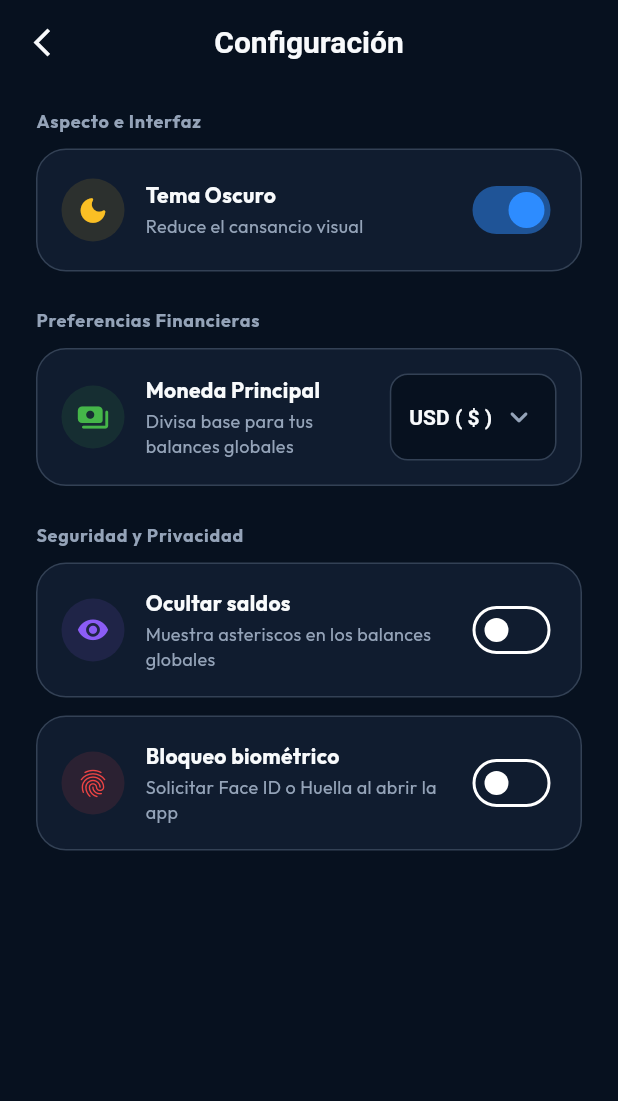
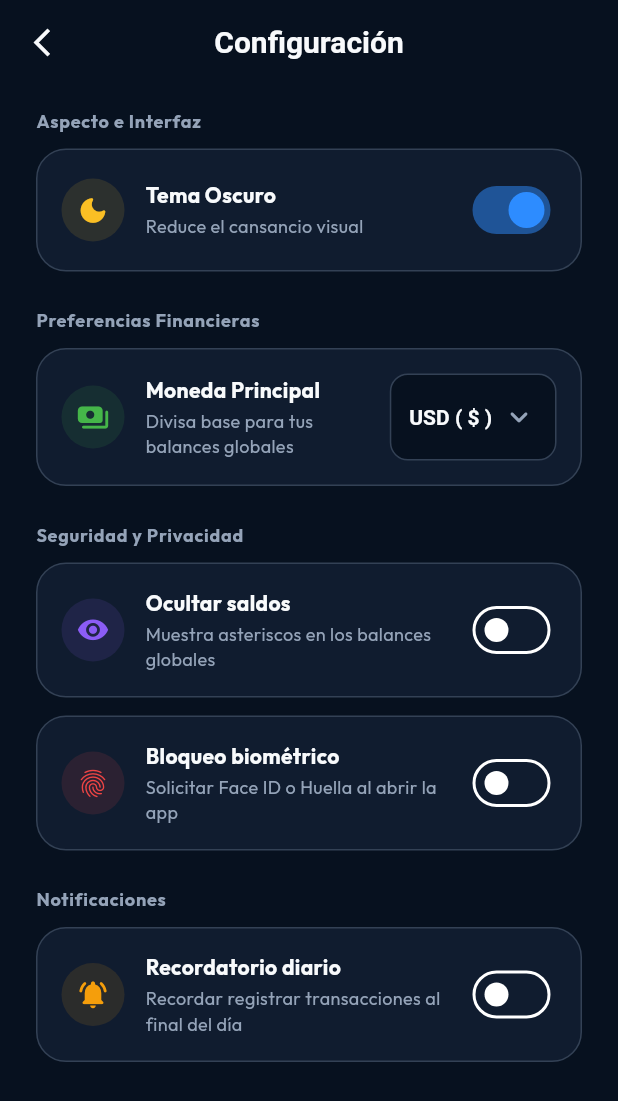
Before and after one commit to AlexM505/Nica-Balance, a Flutter app: the screen it shows after launch, after a tap on "Saltar", after a tap on the "settings suggest" icon, on a phone screen of 412 x 824 dp. Shown: the top 1101 px of the screen. Run offline on Flutter 3.47's test engine with Material 3 defaults, Android fonts, the phone set to English and light mode, and no system bars; our stand-ins replace fl_chart, flutter_local_notifications, flutter_native_splash, google_fonts, local_auth, objectbox and 3 more; generated files the repository leaves out were written again.

Commit message:
Feat: implement daily reminder notification

```diff
--- /dev/null
+++ b/lib/core/services/notification_service.dart
@@ -0,0 +1,88 @@
+import 'package:flutter_local_notifications/flutter_local_notifications.dart';
+import 'package:timezone/data/latest_all.dart' as tz;
+import 'package:timezone/timezone.dart' as tz;
+
+class NotificationService {
+  static final FlutterLocalNotificationsPlugin _notificationsPlugin = FlutterLocalNotificationsPlugin();
+
+  /// Inicializa los ajustes de notificación para Android e iOS
+  static Future<void> init() async {
+    tz.initializeTimeZones();
+    tz.setLocalLocation(tz.getLocation('America/Managua'));
+
+    const AndroidInitializationSettings initializationSettingsAndroid =
+        AndroidInitializationSettings('@mipmap/ic_launcher');
+
+    const DarwinInitializationSettings initializationSettingsIOS =
+        DarwinInitializationSettings(
+          requestAlertPermission: true,
+          requestBadgePermission: true,
+          requestSoundPermission: true,
+        );
+
+    const InitializationSettings initializationSettings =
+        InitializationSettings(
+          android: initializationSettingsAndroid,
+          iOS: initializationSettingsIOS,
+        );
+
+    await _notificationsPlugin.initialize( settings: initializationSettings);
+
+    const AndroidNotificationChannel channel = AndroidNotificationChannel(
+      'daily_reminder_channel',
+      'Recordatorios Diarios',
+      description: 'Canal para recordar registrar los gastos diarios',
+      importance: Importance.max,
+      playSound: true,
+      enableVibration: true,
+      showBadge: true,
+    );
+
+    await _notificationsPlugin
+        .resolvePlatformSpecificImplementation<
+          AndroidFlutterLocalNotificationsPlugin
+        >()
+        ?.createNotificationChannel(channel);
+  }
+
+  /// Programa una notificación que se repetirá todos los días a una hora específica
+  static Future<void> scheduleDailyReminder({required int hour, required int minute}) async {
+    await cancelDailyReminder();
+
+    const AndroidNotificationDetails androidDetails = AndroidNotificationDetails(
+      'daily_reminder_channel',
+      'Recordatorios Diarios',
+      channelDescription: 'Canal para recordar registrar los gastos diarios',
+      importance: Importance.max,
+      priority: Priority.high,
+    );
+
+    const NotificationDetails notificationDetails = NotificationDetails(android: androidDetails);
+
+    await _notificationsPlugin.zonedSchedule(
+      id: 100,
+      title: '¿Olvidaste registrar tus gastos?',
+      body: 'Mantén tus finanzas al día. Te toma menos de un minuto registrar tus movimientos de hoy.',
+      scheduledDate: _nextInstanceOfTime(hour, minute),
+      notificationDetails: notificationDetails,
+      androidScheduleMode: AndroidScheduleMode.exactAllowWhileIdle,
+      matchDateTimeComponents: DateTimeComponents.time,
+    );
+  }
+
+  /// Cancela de forma definitiva el recordatorio diario
+  static Future<void> cancelDailyReminder() async {
+    await _notificationsPlugin.cancel(id:100);
+  }
+
+  /// Calcula la próxima ocurrencia exacta de la hora solicitada
+  static tz.TZDateTime _nextInstanceOfTime(int hour, int minute) {
+    final tz.TZDateTime now = tz.TZDateTime.now(tz.local);
+    tz.TZDateTime scheduledDate = tz.TZDateTime(tz.local, now.year, now.month, now.day, hour, minute);
+
+    if (scheduledDate.isBefore(now)) {
+      scheduledDate = scheduledDate.add(const Duration(days: 1));
+    }
+    return scheduledDate;
+  }
+}
--- a/lib/main.dart
+++ b/lib/main.dart
@@ -1,5 +1,6 @@
 import 'package:flutter/material.dart';
 import 'package:flutter_native_splash/flutter_native_splash.dart';
+import 'package:nica_balance/core/services/notification_service.dart';
 import 'package:nica_balance/core/theme/app_theme.dart';
 import 'package:nica_balance/data/repositories/debt_repository.dart';
 import 'package:nica_balance/data/repositories/goal_repository.dart';
@@ -25,6 +26,8 @@ void main() async {
   // WidgetsFlutterBinding.ensureInitialized();
   WidgetsBinding widgetsBinding = WidgetsFlutterBinding.ensureInitialized();
   FlutterNativeSplash.preserve(widgetsBinding: widgetsBinding);
+
+  await NotificationService.init();
 
   final prefs = await SharedPreferences.getInstance();
   final bool showOnboarding = prefs.getBool('show_onboarding') ?? true;
--- a/lib/presentation/home/views/main_navigation_screen.dart
+++ b/lib/presentation/home/views/main_navigation_screen.dart
@@ -8,6 +8,7 @@ import 'package:nica_balance/presentation/goals/views/goals_list_view.dart';
 import 'package:nica_balance/presentation/home/views/home_dashboard_view.dart';
 import 'package:nica_balance/presentation/income/views/income_form_screen.dart';
 import 'package:nica_balance/presentation/settings/viewmodels/preferences_viewmodel.dart';
+import 'package:permission_handler/permission_handler.dart';
 import 'package:provider/provider.dart';
 import '../../expenses/views/expense_form_screen.dart';
 
@@ -46,6 +47,29 @@ class _MainNavigationScreenState extends State<MainNavigationScreen> with Widget
     final prefsVM = context.read<PreferencesViewModel>();
     if (prefsVM.biometricAuth) {
       _isAuthenticated = false;
+    }
+
+    _requestNotificationPermission();
+  }
+
+  Future<void> _requestNotificationPermission() async {
+    var status = await Permission.notification.status;
+    if (status.isDenied || status.isPermanentlyDenied) {
+      final newStatus = await Permission.notification.request();
+      if (newStatus.isGranted) {
+        debugPrint('Permiso de notificación concedido.');
+      } else if (newStatus.isDenied) {
+        debugPrint('Permiso de notificación denegado.');
+      } else if (newStatus.isPermanentlyDenied) {
+        debugPrint(
+          'Permiso de notificación denegado permanentemente. Abrir configuración.',
+        );
+        openAppSettings();
+      }
+    } else {
+      debugPrint(
+        'Permiso de notificación ya concedido o restringido.',
+      );
     }
   }
 
--- a/lib/presentation/settings/viewmodels/preferences_viewmodel.dart
+++ b/lib/presentation/settings/viewmodels/preferences_viewmodel.dart
@@ -1,4 +1,5 @@
 import 'package:flutter/material.dart';
+import 'package:nica_balance/core/services/notification_service.dart';
 import 'package:shared_preferences/shared_preferences.dart';
 
 enum AppCurrency {
@@ -19,7 +20,6 @@ class PreferencesViewModel extends ChangeNotifier {
   ThemeMode get themeMode => _themeMode;
   AppCurrency get selectedCurrency => _selectedCurrency;
 
-  // Shortcuts de utilidad global para tus vistas
   String get currencySymbol => _selectedCurrency.symbol;
   String get currencyCode => _selectedCurrency.code;
 
@@ -30,7 +30,7 @@ class PreferencesViewModel extends ChangeNotifier {
 
   bool get hideBalances => _hideBalances;
   bool get biometricAuth => _biometricAuth;
-  bool get isAuthenticating => _isAuthenticating; // Getter público
+  bool get isAuthenticating => _isAuthenticating;
 
   PreferencesViewModel() {
     _loadPreferences();
@@ -51,6 +51,12 @@ class PreferencesViewModel extends ChangeNotifier {
     // Cargar Configuraciones de Seguridad
     _hideBalances = prefs.getBool('security_hide_balances') ?? false;
     _biometricAuth = prefs.getBool('security_biometric_auth') ?? false;
+
+    // 1. Carga los valores dentro de tu método existente _loadPreferences():
+    _dailyReminder = prefs.getBool('security_daily_reminder') ?? false;
+    _reminderHour = prefs.getInt('security_reminder_hour') ?? 20;
+    _reminderMinute = prefs.getInt('security_reminder_minute') ?? 0;
+
 
     notifyListeners();
   }
@@ -91,4 +97,47 @@ class PreferencesViewModel extends ChangeNotifier {
     _isAuthenticating = value;
     notifyListeners();
   }
+
+  //Notification flow
+  bool _dailyReminder = false;
+  int _reminderHour = 20; // 8 PM por defecto
+  int _reminderMinute = 0;
+
+  bool get dailyReminder => _dailyReminder;
+  int get reminderHour => _reminderHour;
+  int get reminderMinute => _reminderMinute;
+
+  String get formattedReminderTime {
+    final String hourStr = _reminderHour.toString().padLeft(2, '0');
+    final String minuteStr = _reminderMinute.toString().padLeft(2, '0');
+    return '$hourStr:$minuteStr';
+  }
+
+  Future<void> toggleDailyReminder(bool value) async {
+    _dailyReminder = value;
+    notifyListeners();
+
+    final prefs = await SharedPreferences.getInstance();
+    await prefs.setBool('security_daily_reminder', value);
+
+    if (value) {
+      await NotificationService.scheduleDailyReminder(hour: _reminderHour, minute: _reminderMinute);
+    } else {
+      await NotificationService.cancelDailyReminder();
+    }
+  }
+
+  Future<void> updateReminderTime(int hour, int minute) async {
+    _reminderHour = hour;
+    _reminderMinute = minute;
+    notifyListeners();
+
+    final prefs = await SharedPreferences.getInstance();
+    await prefs.setInt('security_reminder_hour', hour);
+    await prefs.setInt('security_reminder_minute', minute);
+
+    if (_dailyReminder) {
+      await NotificationService.scheduleDailyReminder(hour: hour, minute: minute);
+    }
+  }
 }
--- a/lib/presentation/settings/views/settings_screen.dart
+++ b/lib/presentation/settings/views/settings_screen.dart
@@ -125,6 +125,72 @@ class SettingsScreen extends StatelessWidget {
               },
             ),
           ),
+
+          // ─── SECCIÓN: NOTIFICACIONES ───
+          const SizedBox(height: 24),
+          const Text(
+            'Notificaciones',
+            style: TextStyle(color: AppTheme.textSecondary, fontSize: 12, fontWeight: FontWeight.bold, letterSpacing: 0.5),
+          ),
+          const SizedBox(height: 10),
+          _buildSettingsTile(
+            context,
+            icon: Icons.notifications_active_rounded,
+            iconColor: const Color(0xFFF59E0B),
+            title: 'Recordatorio diario',
+            subtitle: 'Recordar registrar transacciones al final del día',
+            trailing: Switch.adaptive(
+              value: prefsVM.dailyReminder,
+              activeThumbColor: AppTheme.primaryColor,
+              onChanged: (bool newValue) async {
+                await prefsVM.toggleDailyReminder(newValue);
+              },
+            ),
+          ),
+
+          // Si está encendido, mostramos la opción para cambiar la hora de forma dinámica
+          if (prefsVM.dailyReminder)
+            Padding(
+              padding: const EdgeInsets.only(left: 16.0, right: 16.0, bottom: 8.0),
+              child: InkWell(
+                onTap: () async {
+                  final TimeOfDay? pickedTime = await showTimePicker(
+                    context: context,
+                    initialTime: TimeOfDay(hour: prefsVM.reminderHour, minute: prefsVM.reminderMinute),
+                  );
+                  if (pickedTime != null) {
+                    await prefsVM.updateReminderTime(pickedTime.hour, pickedTime.minute);
+                  }
+                },
+                child: Container(
+                  padding: const EdgeInsets.symmetric(horizontal: 16, vertical: 12),
+                  decoration: BoxDecoration(
+                    color: AppTheme.getSurfaceColor(context).withValues(alpha: 0.5),
+                    borderRadius: BorderRadius.circular(12),
+                    border: Border.all(color: AppTheme.getBorderColor(context).withValues(alpha: 0.3)),
+                  ),
+                  child: Row(
+                    mainAxisAlignment: MainAxisAlignment.spaceBetween,
+                    children: [
+                      Text(
+                        'Hora del aviso',
+                        style: TextStyle(color: AppTheme.getTextSecondary(context), fontSize: 13),
+                      ),
+                      Row(
+                        children: [
+                          Text(
+                            prefsVM.formattedReminderTime,
+                            style: TextStyle(color: AppTheme.primaryColor, fontWeight: FontWeight.bold, fontSize: 14),
+                          ),
+                          const SizedBox(width: 8),
+                          Icon(Icons.access_time_rounded, size: 16, color: AppTheme.primaryColor),
+                        ],
+                      ),
+                    ],
+                  ),
+                ),
+              ),
+            ),
         ],
       ),
     );
--- a/pubspec.yaml
+++ b/pubspec.yaml
@@ -19,6 +19,9 @@ dependencies:
   google_fonts: ^6.2.0
   local_auth: ^3.0.1
   fl_chart: ^1.2.0
+  flutter_local_notifications: ^22.0.1
+  timezone: ^0.11.0
+  permission_handler: ^12.0.3
 
 dev_dependencies:
   flutter_test:
```
Also changed, not shown: pubspec.lock, 5 other files.
